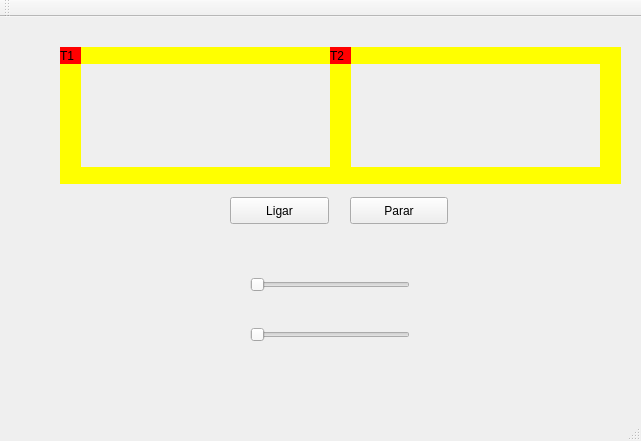
First picture: the form in mainwindow.ui, repository italovieira/trem, before the edit.
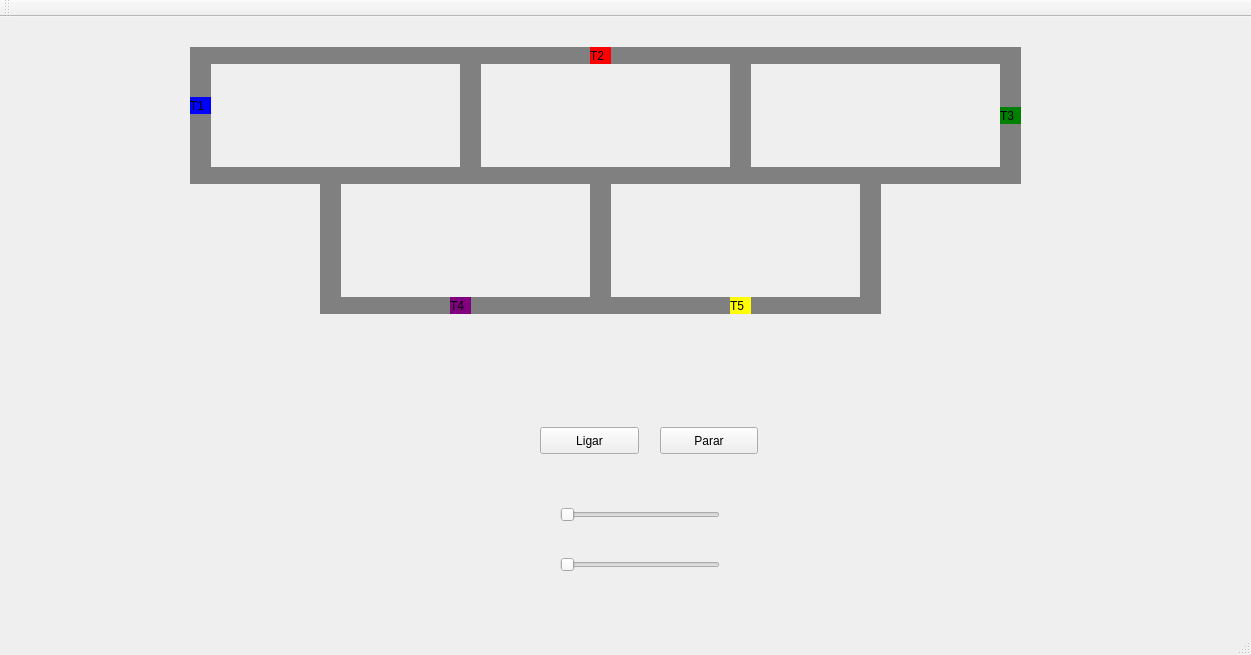
Second picture: the form after the edit.

Commit message: Change layout to hold 5 trains

What changed in the file:
```diff
--- a/mainwindow.ui
+++ b/mainwindow.ui
@@ -6,8 +6,8 @@
    <rect>
     <x>0</x>
     <y>0</y>
-    <width>641</width>
-    <height>441</height>
+    <width>1251</width>
+    <height>655</height>
    </rect>
   </property>
   <property name="windowTitle">
@@ -17,14 +17,14 @@
    <widget class="QLabel" name="label_trem1">
     <property name="geometry">
      <rect>
-      <x>60</x>
-      <y>30</y>
+      <x>190</x>
+      <y>80</y>
       <width>21</width>
       <height>17</height>
      </rect>
     </property>
     <property name="styleSheet">
-     <string notr="true">QLabel { background: red}</string>
+     <string notr="true">QLabel { background: blue}</string>
     </property>
     <property name="text">
      <string>T1</string>
@@ -33,14 +33,14 @@
    <widget class="QLabel" name="label_trilho1">
     <property name="geometry">
      <rect>
-      <x>80</x>
+      <x>210</x>
       <y>30</y>
       <width>250</width>
       <height>17</height>
      </rect>
     </property>
     <property name="styleSheet">
-     <string notr="true">QLabel { background: yellow}</string>
+     <string notr="true">QLabel { background: grey}</string>
     </property>
     <property name="text">
      <string/>
@@ -49,14 +49,14 @@
    <widget class="QLabel" name="label_trilho2">
     <property name="geometry">
      <rect>
-      <x>80</x>
+      <x>210</x>
       <y>150</y>
       <width>250</width>
       <height>17</height>
      </rect>
     </property>
     <property name="styleSheet">
-     <string notr="true">QLabel { background: yellow}</string>
+     <string notr="true">QLabel { background: grey}</string>
     </property>
     <property name="text">
      <string/>
@@ -65,14 +65,14 @@
    <widget class="QLabel" name="label_trilho3">
     <property name="geometry">
      <rect>
-      <x>330</x>
+      <x>460</x>
       <y>30</y>
       <width>21</width>
       <height>137</height>
      </rect>
     </property>
     <property name="styleSheet">
-     <string notr="true">QLabel { background: yellow}</string>
+     <string notr="true">QLabel { background: grey}</string>
     </property>
     <property name="text">
      <string/>
@@ -81,14 +81,14 @@
    <widget class="QLabel" name="label_trilho4">
     <property name="geometry">
      <rect>
-      <x>60</x>
+      <x>190</x>
       <y>30</y>
       <width>21</width>
       <height>137</height>
      </rect>
     </property>
     <property name="styleSheet">
-     <string notr="true">QLabel { background: yellow}</string>
+     <string notr="true">QLabel { background: grey}</string>
     </property>
     <property name="text">
      <string/>
@@ -97,8 +97,8 @@
    <widget class="QPushButton" name="pushButton">
     <property name="geometry">
      <rect>
-      <x>230</x>
-      <y>180</y>
+      <x>540</x>
+      <y>410</y>
       <width>99</width>
       <height>27</height>
      </rect>
@@ -110,8 +110,8 @@
    <widget class="QPushButton" name="pushButton_2">
     <property name="geometry">
      <rect>
-      <x>350</x>
-      <y>180</y>
+      <x>660</x>
+      <y>410</y>
       <width>98</width>
       <height>27</height>
      </rect>
@@ -123,14 +123,14 @@
    <widget class="QLabel" name="label_trilho4_2">
     <property name="geometry">
      <rect>
-      <x>600</x>
+      <x>730</x>
       <y>30</y>
       <width>21</width>
       <height>137</height>
      </rect>
     </property>
     <property name="styleSheet">
-     <string notr="true">QLabel { background: yellow}</string>
+     <string notr="true">QLabel { background: grey}</string>
     </property>
     <property name="text">
      <string/>
@@ -139,14 +139,15 @@
    <widget class="QLabel" name="label_trilho1_2">
     <property name="geometry">
      <rect>
-      <x>350</x>
+      <x>480</x>
       <y>30</y>
       <width>250</width>
       <height>17</height>
      </rect>
     </property>
     <property name="styleSheet">
-     <string notr="true">QLabel { background: yellow}</string>
+     <string notr="true">QLabel { background: grey
+}</string>
     </property>
     <property name="text">
      <string/>
@@ -155,14 +156,14 @@
    <widget class="QLabel" name="label_trilho2_2">
     <property name="geometry">
      <rect>
-      <x>350</x>
+      <x>480</x>
       <y>150</y>
       <width>250</width>
       <height>17</height>
      </rect>
     </property>
     <property name="styleSheet">
-     <string notr="true">QLabel { background: yellow}</string>
+     <string notr="true">QLabel { background: grey}</string>
     </property>
     <property name="text">
      <string/>
@@ -171,7 +172,7 @@
    <widget class="QLabel" name="label_trem2">
     <property name="geometry">
      <rect>
-      <x>330</x>
+      <x>590</x>
       <y>30</y>
       <width>21</width>
       <height>17</height>
@@ -187,8 +188,8 @@
    <widget class="QSlider" name="sliderT1">
     <property name="geometry">
      <rect>
-      <x>250</x>
-      <y>260</y>
+      <x>560</x>
+      <y>490</y>
       <width>160</width>
       <height>16</height>
      </rect>
@@ -212,8 +213,8 @@
     </property>
     <property name="geometry">
      <rect>
-      <x>250</x>
-      <y>310</y>
+      <x>560</x>
+      <y>540</y>
       <width>160</width>
       <height>16</height>
      </rect>
@@ -234,6 +235,185 @@
      <bool>false</bool>
     </property>
    </widget>
+   <widget class="QLabel" name="label_trem3">
+    <property name="geometry">
+     <rect>
+      <x>1000</x>
+      <y>90</y>
+      <width>21</width>
+      <height>17</height>
+     </rect>
+    </property>
+    <property name="styleSheet">
+     <string notr="true">QLabel { background: green}</string>
+    </property>
+    <property name="text">
+     <string>T3</string>
+    </property>
+   </widget>
+   <widget class="QLabel" name="label_trem4">
+    <property name="geometry">
+     <rect>
+      <x>450</x>
+      <y>280</y>
+      <width>21</width>
+      <height>17</height>
+     </rect>
+    </property>
+    <property name="styleSheet">
+     <string notr="true">QLabel { background: purple}</string>
+    </property>
+    <property name="text">
+     <string>T4</string>
+    </property>
+   </widget>
+   <widget class="QLabel" name="label_trem5">
+    <property name="geometry">
+     <rect>
+      <x>730</x>
+      <y>280</y>
+      <width>21</width>
+      <height>17</height>
+     </rect>
+    </property>
+    <property name="styleSheet">
+     <string notr="true">QLabel { background: yellow}</string>
+    </property>
+    <property name="text">
+     <string>T5</string>
+    </property>
+   </widget>
+   <widget class="QLabel" name="label_trilho1_3">
+    <property name="geometry">
+     <rect>
+      <x>750</x>
+      <y>30</y>
+      <width>250</width>
+      <height>17</height>
+     </rect>
+    </property>
+    <property name="styleSheet">
+     <string notr="true">QLabel { background: grey}</string>
+    </property>
+    <property name="text">
+     <string/>
+    </property>
+   </widget>
+   <widget class="QLabel" name="label_trilho3_2">
+    <property name="geometry">
+     <rect>
+      <x>1000</x>
+      <y>30</y>
+      <width>21</width>
+      <height>137</height>
+     </rect>
+    </property>
+    <property name="styleSheet">
+     <string notr="true">QLabel { background: grey}</string>
+    </property>
+    <property name="text">
+     <string/>
+    </property>
+   </widget>
+   <widget class="QLabel" name="label_trilho2_3">
+    <property name="geometry">
+     <rect>
+      <x>750</x>
+      <y>150</y>
+      <width>250</width>
+      <height>17</height>
+     </rect>
+    </property>
+    <property name="styleSheet">
+     <string notr="true">QLabel { background: grey}</string>
+    </property>
+    <property name="text">
+     <string/>
+    </property>
+   </widget>
+   <widget class="QLabel" name="label_trilho4_3">
+    <property name="geometry">
+     <rect>
+      <x>320</x>
+      <y>160</y>
+      <width>21</width>
+      <height>137</height>
+     </rect>
+    </property>
+    <property name="styleSheet">
+     <string notr="true">QLabel { background: grey}</string>
+    </property>
+    <property name="text">
+     <string/>
+    </property>
+   </widget>
+   <widget class="QLabel" name="label_trilho4_4">
+    <property name="geometry">
+     <rect>
+      <x>860</x>
+      <y>160</y>
+      <width>21</width>
+      <height>137</height>
+     </rect>
+    </property>
+    <property name="styleSheet">
+     <string notr="true">QLabel { background: grey}</string>
+    </property>
+    <property name="text">
+     <string/>
+    </property>
+   </widget>
+   <widget class="QLabel" name="label_trilho2_4">
+    <property name="geometry">
+     <rect>
+      <x>340</x>
+      <y>280</y>
+      <width>250</width>
+      <height>17</height>
+     </rect>
+    </property>
+    <property name="styleSheet">
+     <string notr="true">QLabel { background: grey}</string>
+    </property>
+    <property name="text">
+     <string/>
+    </property>
+   </widget>
+   <widget class="QLabel" name="label_trilho2_5">
+    <property name="geometry">
+     <rect>
+      <x>610</x>
+      <y>280</y>
+      <width>250</width>
+      <height>17</height>
+     </rect>
+    </property>
+    <property name="styleSheet">
+     <string notr="true">QLabel { background: grey}</string>
+    </property>
+    <property name="text">
+     <string/>
+    </property>
+   </widget>
+   <widget class="QLabel" name="label_trilho4_5">
+    <property name="geometry">
+     <rect>
+      <x>590</x>
+      <y>160</y>
+      <width>21</width>
+      <height>137</height>
+     </rect>
+    </property>
+    <property name="styleSheet">
+     <string notr="true">QLabel { background: grey}</string>
+    </property>
+    <property name="text">
+     <string/>
+    </property>
+   </widget>
+   <zorder>label_trilho2_5</zorder>
+   <zorder>label_trilho2_4</zorder>
+   <zorder>label_trilho3_2</zorder>
    <zorder>label_trilho1</zorder>
    <zorder>label_trilho2</zorder>
    <zorder>label_trilho3</zorder>
@@ -247,13 +427,21 @@
    <zorder>label_trem2</zorder>
    <zorder>sliderT1</zorder>
    <zorder>sliderT2</zorder>
+   <zorder>label_trem3</zorder>
+   <zorder>label_trem4</zorder>
+   <zorder>label_trem5</zorder>
+   <zorder>label_trilho1_3</zorder>
+   <zorder>label_trilho2_3</zorder>
+   <zorder>label_trilho4_3</zorder>
+   <zorder>label_trilho4_4</zorder>
+   <zorder>label_trilho4_5</zorder>
   </widget>
   <widget class="QMenuBar" name="menuBar">
    <property name="geometry">
     <rect>
      <x>0</x>
      <y>0</y>
-     <width>641</width>
+     <width>1251</width>
      <height>20</height>
     </rect>
    </property>
```
